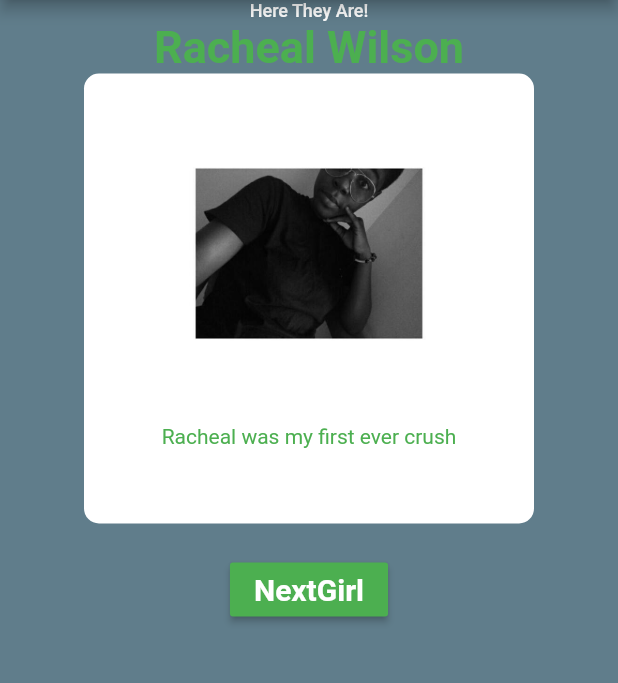
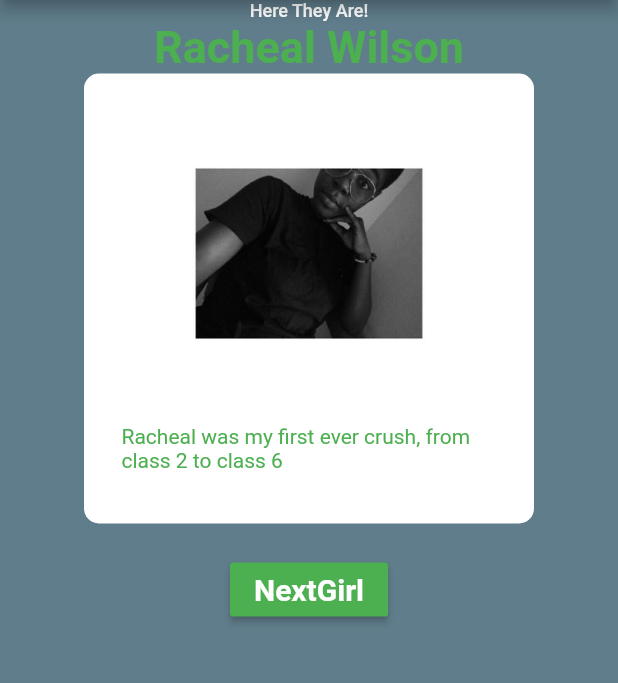
Before and after one commit to kobinawill/MyCrushesApp, a Flutter app: the screen it shows after launch, after a tap on "NextGirl", on a phone screen of 412 x 824 dp, the part 84-767 px from its top. Run offline on Flutter 3.47's test engine with Material 2 defaults, Android fonts, the phone set to English and light mode, and no system bars.

Commit message:
Added more text to some of the descriptions of the ladies

```diff
--- a/lib/ui/My_Crushes.dart
+++ b/lib/ui/My_Crushes.dart
@@ -11,12 +11,12 @@ class My_Crushes extends StatefulWidget {
 
 class my_crushes extends State<My_Crushes> {
   var map = {
-    1:  "Racheal was my first ever crush",
-    2:  "Efua Aidoo was from outside the country",
-    3:  "Deborah was the lady I was obsessed with the most",
+    1:  "Racheal was my first ever crush, from class 2 to class 6",
+    2:  "Efua Aidoo was from outside the country as at that time we were in primary 5. She's pursing political science now at Legon",
+    3:  "Deborah is an Ivorian. She was the lady I was obsessed with the most. It took me 3 years to get over her",
     4:  "Georgina was the most submisive and I respected her for that, still do",
-    5:  "Eugenia is the youngest on the list, she is very beautiful",
-    6:  "Portia is the best shaped amongst the rest, it's a marvel to look at her backside"
+    5:  "Eugenia is the youngest on the list, she is very beautiful and intelligent. She wants to become a doctor",
+    6:  "Portia is the best shaped amongst the rest, it's a marvel to look at her backside, she's vying for a leadership role in school"
   };
 
   var map_2 = {
```
Also changed, not shown: 2 other files.
